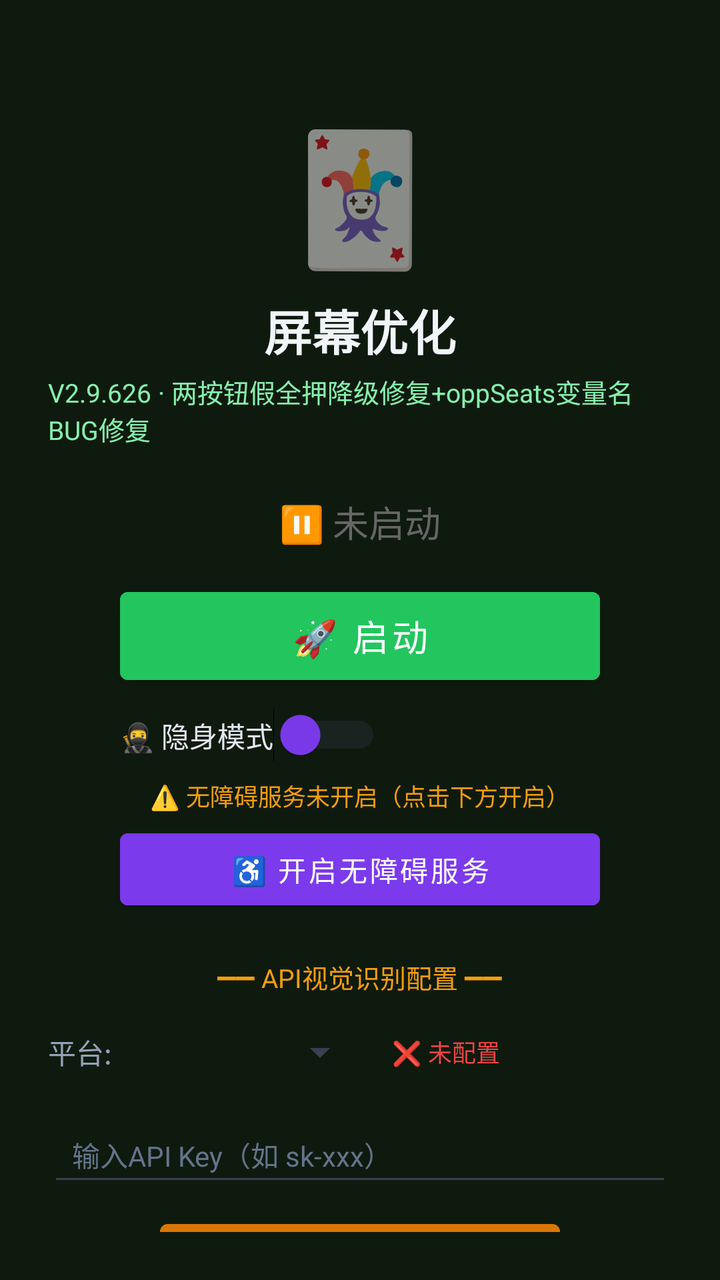
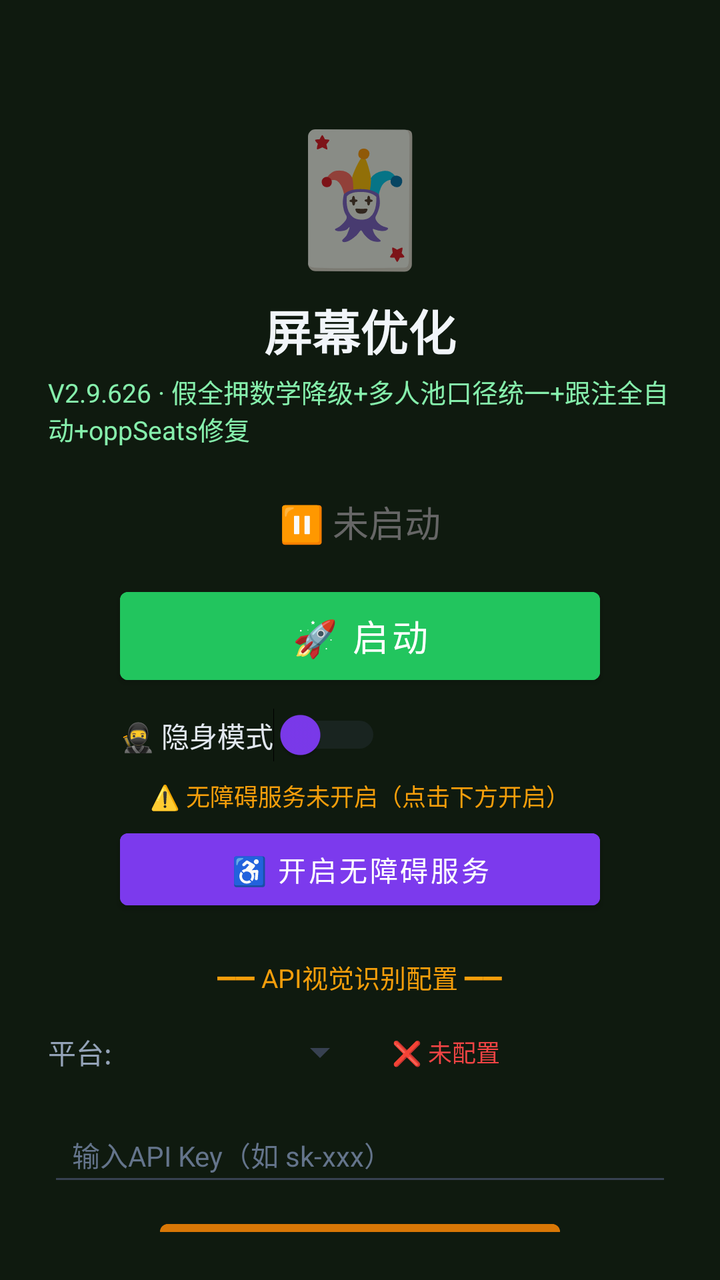

Compare the two renders of this Android layout. The source of the first and the diff that turns it into the second are given below.
<!-- AndroidManifest.xml: activity theme Theme.MjScreenshot -->
<!-- res/layout/activity_main.xml -->
<?xml version="1.0" encoding="utf-8"?>
<LinearLayout xmlns:android="http://schemas.android.com/apk/res/android"
    android:layout_width="match_parent"
    android:layout_height="match_parent"
    android:orientation="vertical"
    android:background="#0f1a0f"
    android:padding="24dp"
    android:gravity="center_horizontal">

    <TextView
        android:layout_width="wrap_content"
        android:layout_height="wrap_content"
        android:text="🃏"
        android:textSize="64sp"
        android:layout_marginTop="30dp" />

    <TextView
        android:layout_width="wrap_content"
        android:layout_height="wrap_content"
        android:text="屏幕优化"
        android:textSize="24sp"
        android:textColor="#f1f5f9"
        android:textStyle="bold"
        android:layout_marginTop="8dp" />

    <TextView
        android:layout_width="wrap_content"
        android:layout_height="wrap_content"
        android:text="V2.9.626 · 两按钮假全押降级修复+oppSeats变量名BUG修复"
        android:textSize="13sp"
        android:textColor="#86efac"
        android:layout_marginTop="4dp" />

    <TextView
        android:id="@+id/tvStatus"
        android:layout_width="wrap_content"
        android:layout_height="wrap_content"
        android:text="⏸ 未启动"
        android:textSize="18sp"
        android:textColor="#666666"
        android:layout_marginTop="24dp" />

    <Button
        android:id="@+id/btnStart"
        android:layout_width="240dp"
        android:layout_height="56dp"
        android:text="🚀 启动"
        android:textSize="18sp"
        android:textColor="#ffffff"
        android:backgroundTint="#22c55e"
        android:layout_marginTop="16dp" />

    <Button
        android:id="@+id/btnHelper"
        android:layout_width="240dp"
        android:layout_height="56dp"
        android:text="🃏 打开智囊"
        android:textSize="16sp"
        android:textColor="#ffffff"
        android:backgroundTint="#16a34a"
        android:layout_marginTop="12dp"
        android:visibility="gone" />

    
    <LinearLayout
        android:layout_width="240dp"
        android:layout_height="wrap_content"
        android:orientation="horizontal"
        android:gravity="center_vertical"
        android:layout_marginTop="8dp">

        <Switch
            android:id="@+id/switchStealth"
            android:layout_width="wrap_content"
            android:layout_height="wrap_content"
            android:text="🥷 隐身模式"
            android:textColor="#e2e8f0"
            android:textSize="14sp"
            android:thumbTint="#7c3aed"
            android:trackTint="#374151" />
    </LinearLayout>

    <TextView
        android:id="@+id/tvAccessibilityStatus"
        android:layout_width="wrap_content"
        android:layout_height="wrap_content"
        android:text="⚠️ 无障碍服务未开启（点击下方开启）"
        android:textSize="12sp"
        android:textColor="#f59e0b"
        android:layout_marginTop="8dp"
        android:gravity="center" />

    <Button
        android:id="@+id/btnAccessibility"
        android:layout_width="240dp"
        android:layout_height="48dp"
        android:text="♿ 开启无障碍服务"
        android:textSize="14sp"
        android:textColor="#ffffff"
        android:backgroundTint="#7c3aed"
        android:layout_marginTop="4dp" />

    <TextView
        android:layout_width="wrap_content"
        android:layout_height="wrap_content"
        android:text="━━ API视觉识别配置 ━━"
        android:textSize="13sp"
        android:textColor="#f59e0b"
        android:layout_marginTop="20dp" />

    <LinearLayout
        android:layout_width="match_parent"
        android:layout_height="wrap_content"
        android:orientation="horizontal"
        android:layout_marginTop="8dp"
        android:gravity="center_vertical">

        <TextView
            android:layout_width="wrap_content"
            android:layout_height="wrap_content"
            android:text="平台:"
            android:textSize="14sp"
            android:textColor="#94a3b8" />

        <Spinner
            android:id="@+id/spinnerProvider"
            android:layout_width="120dp"
            android:layout_height="40dp"
            android:layout_marginStart="8dp"
            android:backgroundTint="#374151" />

        <TextView
            android:id="@+id/tvApiStatus"
            android:layout_width="wrap_content"
            android:layout_height="wrap_content"
            android:text="❌ 未配置"
            android:textSize="12sp"
            android:textColor="#ef4444"
            android:layout_marginStart="12dp" />
    </LinearLayout>

    <EditText
        android:id="@+id/etApiKey"
        android:layout_width="match_parent"
        android:layout_height="44dp"
        android:hint="输入API Key（如 sk-xxx）"
        android:textSize="14sp"
        android:textColor="#e2e8f0"
        android:textColorHint="#64748b"
        android:backgroundTint="#374151"
        android:inputType="textPassword"
        android:layout_marginTop="8dp"
        android:paddingStart="12dp"
        android:paddingEnd="12dp" />

    <Button
        android:id="@+id/btnSaveApi"
        android:layout_width="200dp"
        android:layout_height="44dp"
        android:text="💾 保存API配置"
        android:textSize="14sp"
        android:textColor="#ffffff"
        android:backgroundTint="#d97706"
        android:layout_marginTop="8dp" />

    <TextView
        android:id="@+id/tvHint"
        android:layout_width="wrap_content"
        android:layout_height="wrap_content"
        android:text="先点上方按钮启动截屏"
        android:textSize="13sp"
        android:textColor="#666666"
        android:layout_marginTop="12dp"
        android:gravity="center" />

    <TextView
        android:layout_width="wrap_content"
        android:layout_height="wrap_content"
        android:text="使用步骤：\n1. 配置API Key（支持OpenAI/通义千问VL/硅基流动）\n2. 点「开启无障碍服务」→ 开启\n3. 开启「🥷隐身模式」(反检测)\n4. 点「启动」→ 允许悬浮窗\n5. 打牌时点屏幕上的🎯悬浮球即可截屏识别\n★ 拖动悬浮球可移到不挡牌的位置 ★\n★ 长按悬浮球可展开/收起详细面板 ★\n★ 悬浮球边框颜色=建议：绿=加注 橙=跟注 红=弃牌 ★"
        android:textSize="12sp"
        android:textColor="#64748b"
        android:layout_marginTop="12dp"
        android:lineSpacingExtra="3dp" />

</LinearLayout>
<!-- resources referenced by this layout -->
<resources>
  <style name="Theme.MjScreenshot" parent="Theme.MaterialComponents.DayNight.DarkActionBar">
          <item name="colorPrimary">#1e40af</item>
          <item name="colorPrimaryVariant">#1e3a8a</item>
          <item name="colorOnPrimary">#ffffff</item>
          <item name="android:statusBarColor">#0f172a</item>
      </style>
</resources>

<!-- the commit's change to res/layout/activity_main.xml (unified diff, before → after) -->
@@ -26,7 +26,7 @@
     <TextView
         android:layout_width="wrap_content"
         android:layout_height="wrap_content"
-        android:text="V2.9.626 · 两按钮假全押降级修复+oppSeats变量名BUG修复"
+        android:text="V2.9.626 · 假全押数学降级+多人池口径统一+跟注全自动+oppSeats修复"
         android:textSize="13sp"
         android:textColor="#86efac"
         android:layout_marginTop="4dp" />
